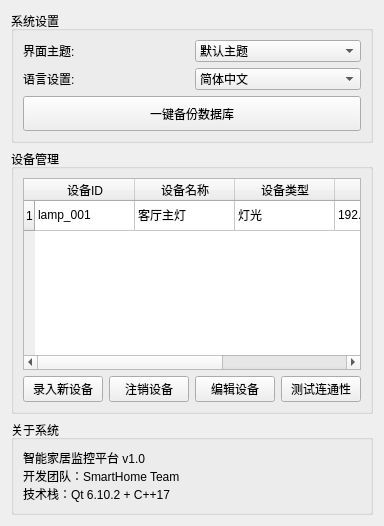
Before: the Qt Designer form ui/settingswidget.ui in pot-oie/SmartHome, drawn with Qt 5.
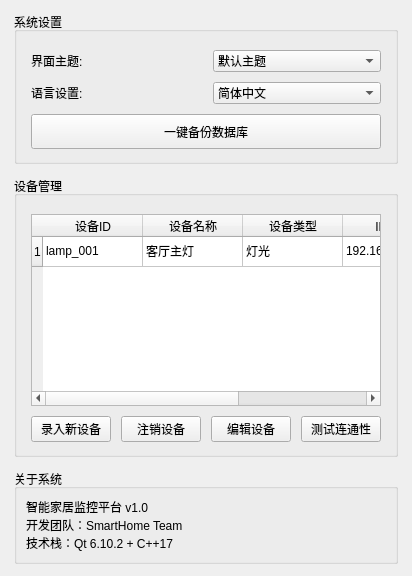
After: the same form once the commit is applied.

What changed in the file:
```diff
--- a/ui/settingswidget.ui
+++ b/ui/settingswidget.ui
@@ -3,10 +3,43 @@
  <class>SettingsWidget</class>
  <widget class="QWidget" name="SettingsWidget">
   <layout class="QVBoxLayout" name="verticalLayout">
+   <property name="spacing">
+        <number>12</number>
+   </property>
+   <property name="leftMargin">
+        <number>14</number>
+   </property>
+   <property name="topMargin">
+        <number>12</number>
+   </property>
+   <property name="rightMargin">
+        <number>14</number>
+   </property>
+   <property name="bottomMargin">
+        <number>12</number>
+   </property>
    <item>
     <widget class="QGroupBox" name="groupBox_system">
      <property name="title"><string>系统设置</string></property>
      <layout class="QGridLayout" name="gridLayout_system">
+          <property name="horizontalSpacing">
+           <number>14</number>
+          </property>
+          <property name="verticalSpacing">
+           <number>10</number>
+          </property>
+          <property name="leftMargin">
+           <number>14</number>
+          </property>
+          <property name="topMargin">
+           <number>18</number>
+          </property>
+          <property name="rightMargin">
+           <number>14</number>
+          </property>
+          <property name="bottomMargin">
+           <number>12</number>
+          </property>
       <item row="0" column="0">
        <widget class="QLabel" name="label_theme">
         <property name="text"><string>界面主题:</string></property>
@@ -43,6 +76,21 @@
     <widget class="QGroupBox" name="groupBox_deviceManagement">
      <property name="title"><string>设备管理</string></property>
      <layout class="QVBoxLayout" name="verticalLayout_device">
+                        <property name="spacing">
+                         <number>10</number>
+                        </property>
+                        <property name="leftMargin">
+                         <number>14</number>
+                        </property>
+                        <property name="topMargin">
+                         <number>18</number>
+                        </property>
+                        <property name="rightMargin">
+                         <number>14</number>
+                        </property>
+                        <property name="bottomMargin">
+                         <number>12</number>
+                        </property>
       <item>
        <widget class="QTableWidget" name="tableWidget_devices">
         <property name="alternatingRowColors"><bool>true</bool></property>
@@ -74,6 +122,9 @@
       </item>
       <item>
        <layout class="QHBoxLayout" name="horizontalLayout_deviceBtns">
+                                <property name="spacing">
+                                 <number>10</number>
+                                </property>
         <item>
          <widget class="QPushButton" name="btnAddDevice">
           <property name="text"><string>录入新设备</string></property>
```
Left out of the diff: 12 changed lines with no effect on the pictures.
